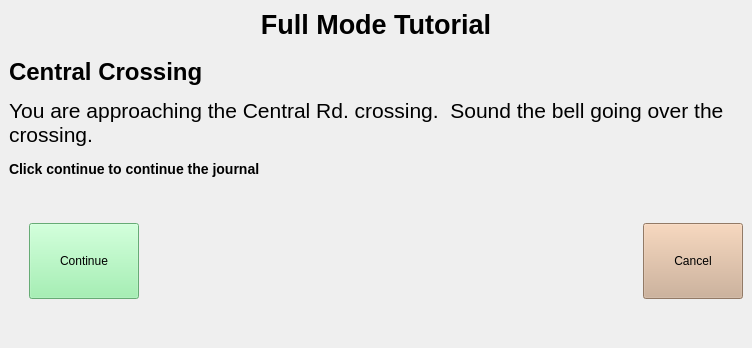
Qt form full.4.ui (oualline/trolley.sim) before a commit.
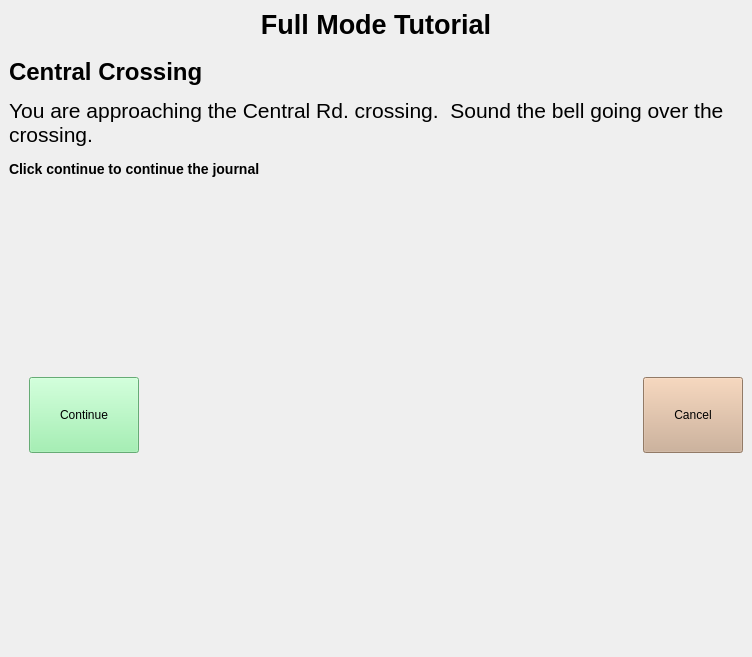
The same form after that commit. Icons and pictures are not drawn.

The edit to the form file:
```diff
--- a/full.4.ui
+++ b/full.4.ui
@@ -10,7 +10,7 @@
     <x>0</x>
     <y>0</y>
     <width>752</width>
-    <height>348</height>
+    <height>657</height>
    </rect>
   </property>
   <property name="windowTitle">
```
Left out of the diff: 1 changed line with no effect on the pictures.
